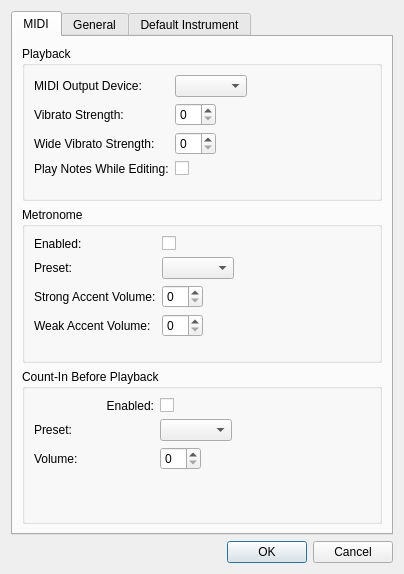
sbonaime/powertabeditor, file source/dialogs/preferencesdialog.ui: the form before one commit.
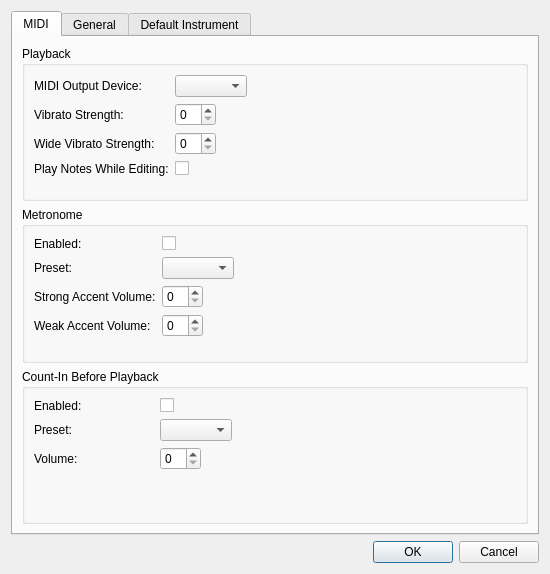
The form after the commit. Custom widgets are drawn as their Qt base class.

Commit message: left aligne options and larger preferences window

```diff
--- a/source/dialogs/preferencesdialog.ui
+++ b/source/dialogs/preferencesdialog.ui
@@ -9,7 +9,7 @@
    <rect>
     <x>0</x>
     <y>0</y>
-    <width>404</width>
+    <width>550</width>
     <height>574</height>
    </rect>
   </property>
@@ -44,6 +44,12 @@
             <property name="fieldGrowthPolicy">
              <enum>QFormLayout::FieldGrowthPolicy::ExpandingFieldsGrow</enum>
             </property>
+              <property name="formAlignment">
+               <set>Qt::AlignmentFlag::AlignLeft|Qt::AlignmentFlag::AlignTop</set>
+              </property>
+<property name="labelAlignment">
+              <set>Qt::AlignmentFlag::AlignLeft</set>
+             </property>
             <item row="0" column="0">
              <widget class="QLabel" name="midiOutputDeviceLabel">
               <property name="text">
@@ -106,6 +112,12 @@
             <property name="fieldGrowthPolicy">
              <enum>QFormLayout::FieldGrowthPolicy::ExpandingFieldsGrow</enum>
             </property>
+              <property name="formAlignment">
+               <set>Qt::AlignmentFlag::AlignLeft|Qt::AlignmentFlag::AlignTop</set>
+              </property>
+<property name="labelAlignment">
+              <set>Qt::AlignmentFlag::AlignLeft</set>
+             </property>
             <item row="0" column="0">
              <widget class="QLabel" name="metronomeEnabledLabel">
               <property name="text">
@@ -168,6 +180,12 @@
             <property name="fieldGrowthPolicy">
              <enum>QFormLayout::FieldGrowthPolicy::ExpandingFieldsGrow</enum>
             </property>
+              <property name="formAlignment">
+               <set>Qt::AlignmentFlag::AlignLeft|Qt::AlignmentFlag::AlignTop</set>
+              </property>
+<property name="labelAlignment">
+              <set>Qt::AlignmentFlag::AlignLeft</set>
+             </property>
             <item row="0" column="0">
              <widget class="QLabel" name="countInEnabledLabel">
               <property name="minimumSize">
@@ -179,9 +197,6 @@
               <property name="text">
                <string>Enabled:</string>
               </property>
-              <property name="alignment">
-               <set>Qt::AlignmentFlag::AlignRight|Qt::AlignmentFlag::AlignTrailing|Qt::AlignmentFlag::AlignVCenter</set>
-              </property>
              </widget>
             </item>
             <item row="0" column="1">
```
Left out of the diff: 24 changed lines with no effect on the pictures.
